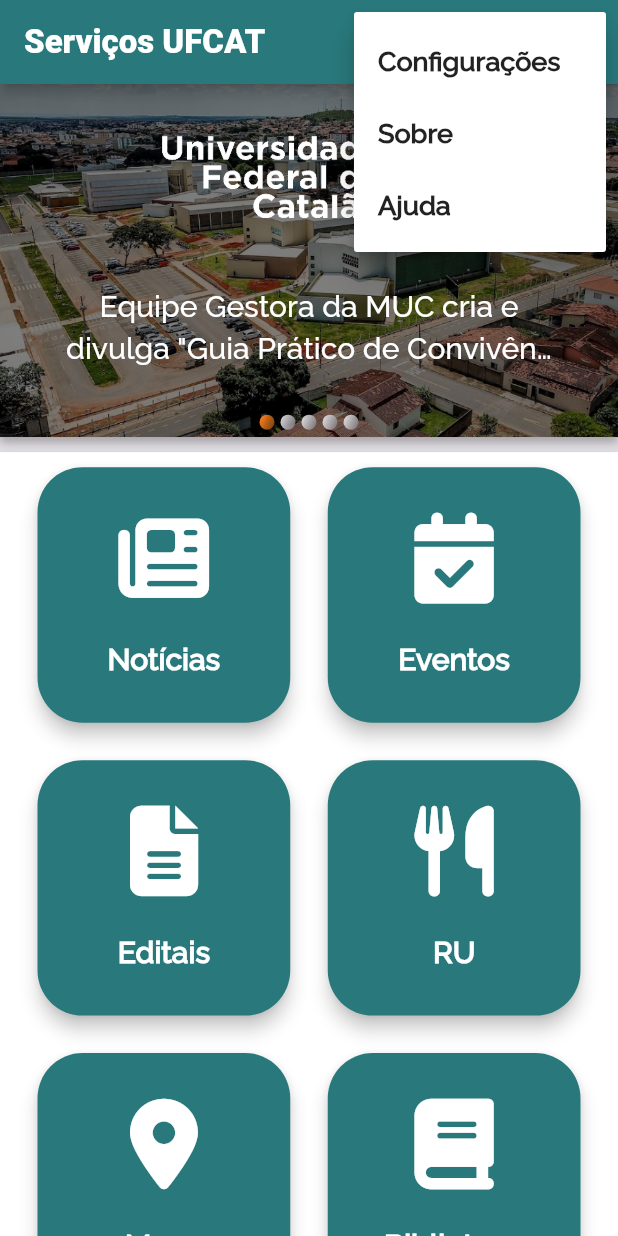
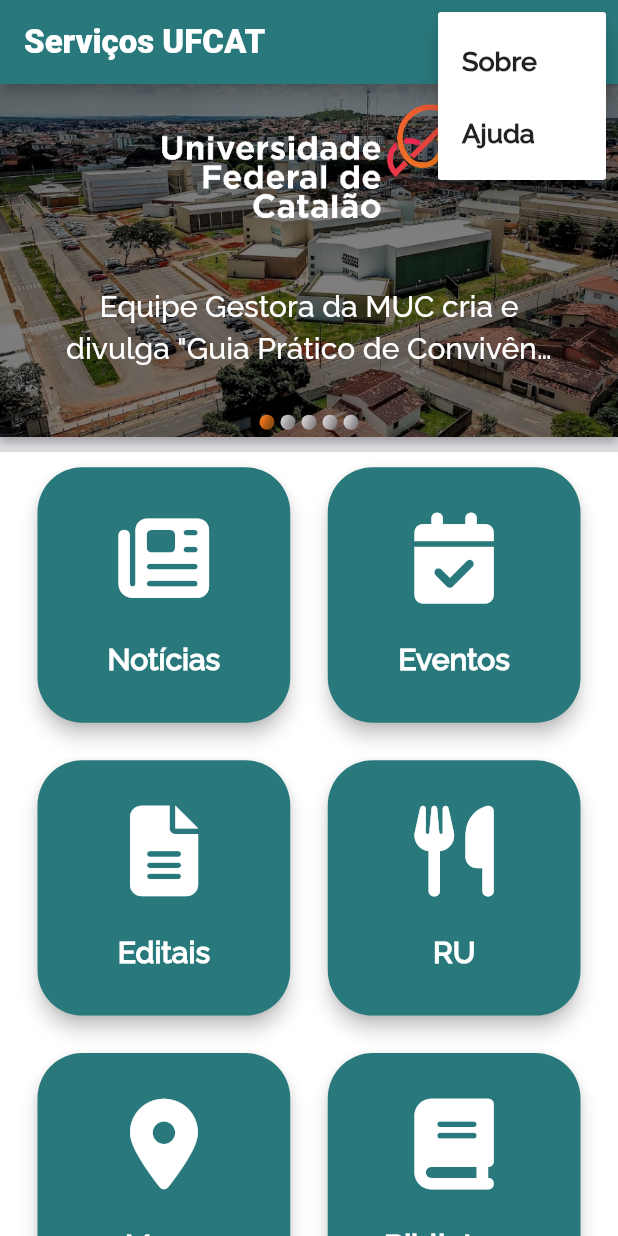
Before and after one commit to marcospaulor/ufcat_app, a Flutter app: the screen it shows after launch, after a tap on an icon or button, on a phone screen of 412 x 824 dp. Run offline on Flutter 3.47's test engine with Material 2 defaults, Android fonts, the phone set to English and light mode, and no system bars; drawn by our look-alikes of carousel_slider; our stand-ins replace animated_splash_screen, flutter_rating_bar, font_awesome_flutter, geolocator, google_maps_flutter, mask_text_input_formatter and 3 more; missing offline and left inert: webview_flutter_wkwebview; network calls fail; Roboto replaces fonts that are missing (WorkSans-Regular).

Commit message:
Popup menu sem configuração

```diff
--- a/lib/features/home/widgets/shortcut_item.dart
+++ b/lib/features/home/widgets/shortcut_item.dart
@@ -32,8 +32,6 @@
       'Calendário': FontAwesomeIcons.solidCalendarMinus,
       'OS': FontAwesomeIcons.screwdriverWrench,
       'Segurança': FontAwesomeIcons.shieldHalved,
-      'Sobre': FontAwesomeIcons.circleInfo,
-      'Ajuda': FontAwesomeIcons.solidCircleQuestion,
     };
     final width = MediaQuery.of(context).size.width;
     final height = MediaQuery.of(context).size.height;
--- a/lib/main.dart
+++ b/lib/main.dart
@@ -30,7 +30,7 @@
         //   cardColor: greenUfcat,
         // ),
         visualDensity: VisualDensity.adaptivePlatformDensity,
-        // useMaterial3: true,
+        useMaterial3: false,
         fontFamily: 'Rawline', // fontstyle
         textTheme: textTheme(),
       ),
--- a/lib/shared/popup_menu.dart
+++ b/lib/shared/popup_menu.dart
@@ -1,6 +1,5 @@
 import 'package:flutter/material.dart';
 import 'package:font_awesome_flutter/font_awesome_flutter.dart';
-import 'package:ufcat_app/features/config/pages/config_screen.dart';
 import 'package:ufcat_app/features/about/pages/about.dart';
 import 'package:ufcat_app/shared/app_bar.dart';
 
@@ -13,7 +12,6 @@
 
 class _PopupMenuState extends State<PopupMenu> {
   List<String> menuItems = [
-    'Configurações',
     'Sobre',
     'Ajuda',
   ];
@@ -28,14 +26,12 @@
             MaterialPageRoute(
               builder: (context) {
                 switch (value) {
-                  case 'Configurações':
-                    return const ConfigScreen();
                   case 'Sobre':
                     return const About();
                   default:
                     return const Scaffold(
                       appBar: MyAppBar(
-                        title: 'Em breve...',
+                        title: 'Ajuda',
                         icon: FontAwesomeIcons.arrowLeft,
                       ),
                       body: Center(
```
Also changed, not shown: lib/features/config/pages/config_screen.dart (deleted, +0 -28 lines).
